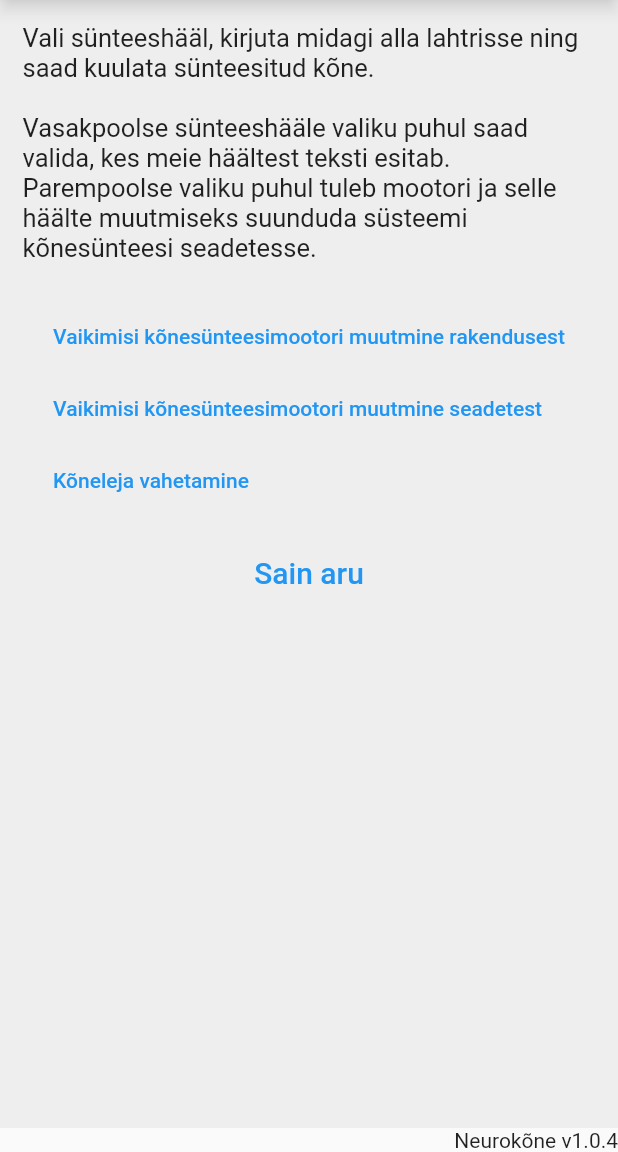
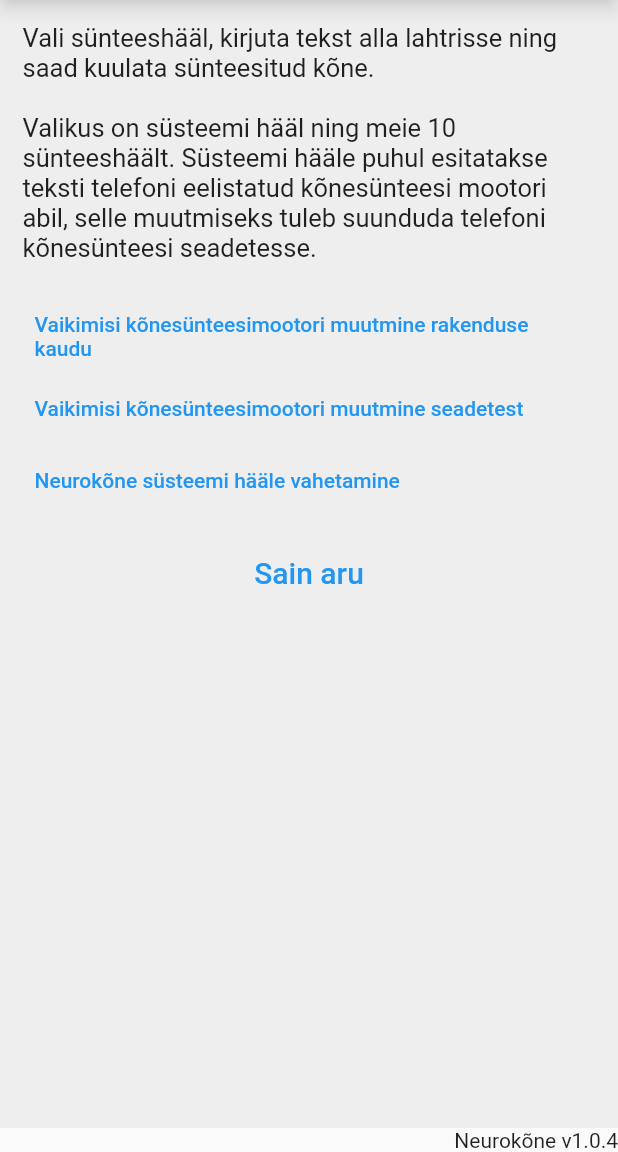
Before and after one commit to TartuNLP/neurokone_app, a Flutter app: the InstructionsPage screen opened by its route, on a phone screen of 412 x 824 dp, the part 84-1236 px from its top. Run offline on Flutter 3.47's test engine with Material 2 defaults, Android fonts, the phone set to English and light mode, and no system bars; our stand-ins replace audioplayers, dropdown_button2, flutter_svg, flutter_tts, fluttertoast, logger; missing offline and left inert: android_intent_plus, is_first_run, tflite_flutter, unorm_dart.

Commit message:
new instruction gifs, added talkback labels, added selected voice indicator

```diff
--- a/lib/ui/instructions_page.dart
+++ b/lib/ui/instructions_page.dart
@@ -95,7 +95,11 @@ class _InstructionsPageState extends State<InstructionsPage> {
     return TextButton(
         onPressed: () {
           Widget okButton = TextButton(
-              child: Text("OK"),
+              child: Text(
+                "OK",
+                semanticsLabel:
+                    Variables.langs[widget.lang]![key + 'Label']! + "OK",
+              ),
               onPressed: () {
                 Navigator.of(context).pop();
                 _tutorialImage!.evict();
@@ -114,6 +118,7 @@ class _InstructionsPageState extends State<InstructionsPage> {
                 width: MediaQuery.of(context).size.width / 2,
               ),
             ),
+            //semanticLabel: Variables.langs[widget.lang]![key + 'Label'],
             actionsPadding: EdgeInsets.all(0),
             actions: [okButton],
           );
--- a/lib/ui/main_page.dart
+++ b/lib/ui/main_page.dart
@@ -236,6 +236,12 @@ class MainPageState extends State<MainPage> with WidgetsBindingObserver {
     return Container(
       decoration: BoxDecoration(
         color: voice.getColor(),
+        border: (voice == _currentNativeVoice && !arrow)
+            ? Border.all(
+                color: Colors.blueAccent,
+                width: 2,
+              )
+            : null,
         borderRadius: const BorderRadius.all(
           Radius.circular(16),
         ),
--- a/lib/variables.dart
+++ b/lib/variables.dart
@@ -19,17 +19,24 @@ const Map<String, Map<String, String>> langs = {
     'back': 'Tagasi',
     'instructions': 'Juhised',
     'introductionText':
-        'Vali sünteeshääl, kirjuta midagi alla lahtrisse ning saad kuulata sünteesitud kõne.\n\nVasakpoolse sünteeshääle valiku puhul saad valida, kes meie häältest teksti esitab.\nParempoolse valiku puhul tuleb mootori ja selle häälte muutmiseks suunduda süsteemi kõnesünteesi seadetesse.',
+        'Vali sünteeshääl, kirjuta tekst alla lahtrisse ning saad kuulata sünteesitud kõne.\n\nValikus on süsteemi hääl ning meie 10 sünteeshäält. Süsteemi hääle puhul esitatakse teksti telefoni eelistatud kõnesünteesi mootori abil, selle muutmiseks tuleb suunduda telefoni kõnesünteesi seadetesse.',
     'instructionTextAndroid':
-        'Süsteemi kõnesünteesi seadetesse saab liikuda läbi rakenduse vajutades parempoolset sünteesivaliku nuppu "Süsteemi hääl" või avades valikud paremalt ülevalt nurgast ja vajutades "Kõnesünteesi seaded".\nRakenduseväliselt saab sinna liikuda ka minnes Seaded -> Süsteem -> Keel ja sisend -> (Täpsemalt ->) alamkategooria Kõne -> Kõnesünteesi väljund.',
+        'Süsteemi kõnesünteesi seadetesse saab liikuda läbi rakenduse vajutades häälevalikust paremal olevat seadete nuppu või päismenüüst valida "Kõnesünteesi seaded"',
     'instructionTextiOS':
-        'Meie hääli saab süsteemi lisada vajutades parempoolset sünteesivaliku nuppu "Süsteemi hääl" ning seal vajutades tahetud häältele. Süsteemi vaikimisi kõnesünteesi häält saab muuta liikudes seadetesse:\nSettings -> Accessibility -> Spoken content -> Voices -> Language (-> Language variant) (-> Engine)\nning valides soovitud kõneleja.',
-    'enableEngineAppText': 'Vaikimisi kõnesünteesimootori muutmine rakendusest',
+        'Meie hääli saab süsteemi lisada vajutades hääle valikust paremal asuvat seadete nuppu ning uues aknas valida tahetud hääled. Süsteemi kõnesünteesi häält saab muuta liikudes seadetesse:\nSettings -> Accessibility -> Spoken content -> Voices -> Language (-> Language variant) (-> Engine)\nning valides soovitud kõneleja.',
+    'enableEngineAppText':
+        'Vaikimisi kõnesünteesimootori muutmine rakenduse kaudu',
+    'enableEngineAppLabel':
+        'Avage süsteemi kõnesünteesi seaded vajutades sünteeshääle valikust paremal olevat nuppu või avades päise menüü ja vajutades "Kõnesünteesi seaded". Avage valik "Eelistatud kõnesünteesi mootor" ning valige soovitud mootor. Avanenud hüpikaknas vajutage OK. Seejärel liikuge tagasi. Veelkord tagasi liikudes jõuate uuesti rakendusse.',
     'enableEngineApp': 'assets/tutorials/muuda_mootor_rakendusest.gif',
     'enableEngineSettingsText':
         'Vaikimisi kõnesünteesimootori muutmine seadetest',
+    'enableEngineSettingsLabel':
+        'Rakenduseväliselt kõnesünteesimootori muutmiseks liikuge Seadete rakendusse, avage valik Süsteem - Keeled ja sisend - Kõnesünteesi väljund. Avage valik "Eelistatud kõnesünteesi mootor" ning valige soovitud mootor. Avanenud hüpikaknas vajutage OK. Liikuge tagasi.',
     'enableEngineSettings': 'assets/tutorials/muuda_mootor.gif',
-    'configureEngineText': 'Kõneleja vahetamine',
+    'configureEngineText': 'Neurokõne süsteemi hääle vahetamine',
+    'configureEngineLabel':
+        'Liikuge kõnesünteesi seadetesse. Kui eelistatud kõnesünteesi mootoriks on valitud TartuNLP Neurokõne, siis avage sellest valikust paremal olevast nupust menüü. Valige soovitud hääl.',
     'configureEngine': 'assets/tutorials/muuda_hääl.gif',
     'understood': 'Sain aru',
     'Eesti': 'Eesti keel',
@@ -57,18 +64,24 @@ const Map<String, Map<String, String>> langs = {
     'back': 'Back',
     'instructions': 'Instructions',
     'introductionText':
-        'Choose a synthesis engine, write something into the textfield below and you can listen to synthesized speech.\n\nChoosing the left text-to-speech option, you can change the speaking voice from its dropdown. Choosing the right option, in order to change the default engine and its options, you will need to head to the system\'s text-to-speech settings.',
+        'Choose a synthesis engine, write something into the textfield below and you can listen to synthesized speech.\n\nThere are System voice and 10 of our voices to select from. In case of the System voice, you will need to head to the system\'s text-to-speech settings in order to change the used engine and its options.',
     'instructionTextAndroid':
-        'The system\'s text-to-speech settings can be opened through this app by tapping on the right synthesizer option button "System voice" or by opening the menu on the upper-right corner and tapping "Text-to-speech settings".\nTo access text-to-speech settings externally, go to Settings -> System -> Languages & input -> (Advanced ->) subcategory Speech -> Text-to-speech output.',
+        'The system\'s text-to-speech settings can be opened through this app by tapping on the right gear icon next to the voice selection or by opening the menu on the upper-right corner and tapping "Text-to-speech settings".\nTo access text-to-speech settings externally, go to Settings -> System -> Languages & input -> (Advanced ->) subcategory Speech -> Text-to-speech output.',
     'instructionTextiOS':
-        'Our voices can be added to the system by tapping on the right synthesizer option button "System voice" and toggling the desired voices by tapping on them. The system text-to-speech voice can be changed by going to:\nSettings -> Accessibility -> Spoken content -> Voices -> Language (-> Language variant) (-> Engine)\nand tapping on the desired voice.',
+        'Our voices can be added to the system by tapping on the gear icon next to the voice selection and toggling the desired voices by tapping on them. The system text-to-speech voice can be changed by going to:\nSettings -> Accessibility -> Spoken content -> Voices -> Language (-> Language variant) (-> Engine)\nand selecting the desired voice.',
     'enableEngineAppText':
         'Changing the system speech synthesis engine from the app',
+    'enableEngineAppLabel':
+        'Open Text-to-speech settings by tapping on the gear on the right side of the voice selection or by opening the header menu and tapping Text-to-speech settings. Open the Preferred engine option and choose an engine, in our case TartuNLP Neurokone. Confirm by tapping OK in the pop-up window. Finally, go back. Going back once more takes you back to the app.',
     'enableEngineApp': 'assets/tutorials/enable_engine_from_app.gif',
     'enableEngineSettingsText':
         'Changing the system speech synthesis engine from settings',
+    'enableEngineSettingsLabel':
+        'To change the system\'s text-to-speech engine without using the app, open Settings. Navigate to System - Languages and input - Text-to-speech output. Open the Preferred engine option and choose an engine, in out case TartuNLP Neurokone. Confirm by tapping OK in the pop-up window. Finally, go back.',
     'enableEngineSettings': 'assets/tutorials/enable_engine.gif',
     'configureEngineText': 'Changing the default speaker',
+    'configureEngineLabel':
+        'Go to Text-to-speech settings. If the chosen preferred engine is TartuNLP Neurokõne, tap the gear icon next to the option. Choose your preferred speaker.',
     'configureEngine': 'assets/tutorials/configure_engine.gif',
     'understood': 'I understand',
     'Eesti': 'Estonian',
--- a/pubspec.yaml
+++ b/pubspec.yaml
@@ -15,7 +15,7 @@ publish_to: 'none' # Remove this line if you wish to publish to pub.dev
 # In iOS, build-name is used as CFBundleShortVersionString while build-number used as CFBundleVersion.
 # Read more about iOS versioning at
 # https://developer.apple.com/library/archive/documentation/General/Reference/InfoPlistKeyReference/Articles/CoreFoundationKeys.html
-version: 2.0.0+2
+version: 3.0.0+3
 
 environment:
   sdk: ">=3.0.5 <4.0.0"
```
Also changed, not shown: assets/tutorials/configure_engine.gif, assets/tutorials/muuda_hääl.gif.
